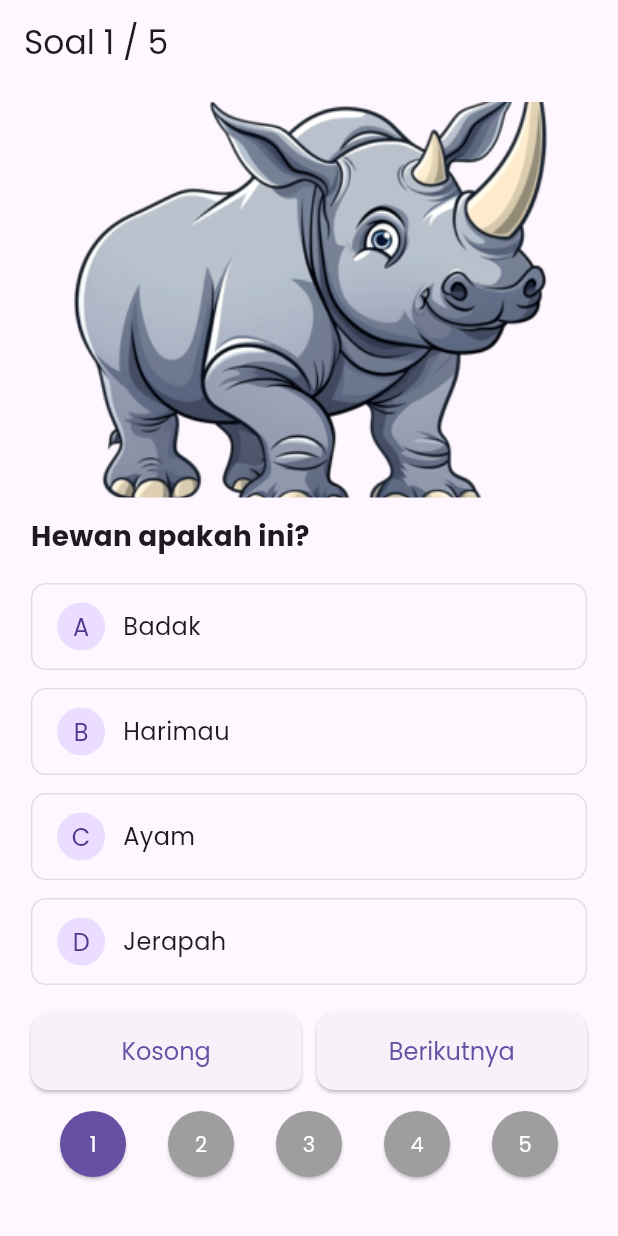
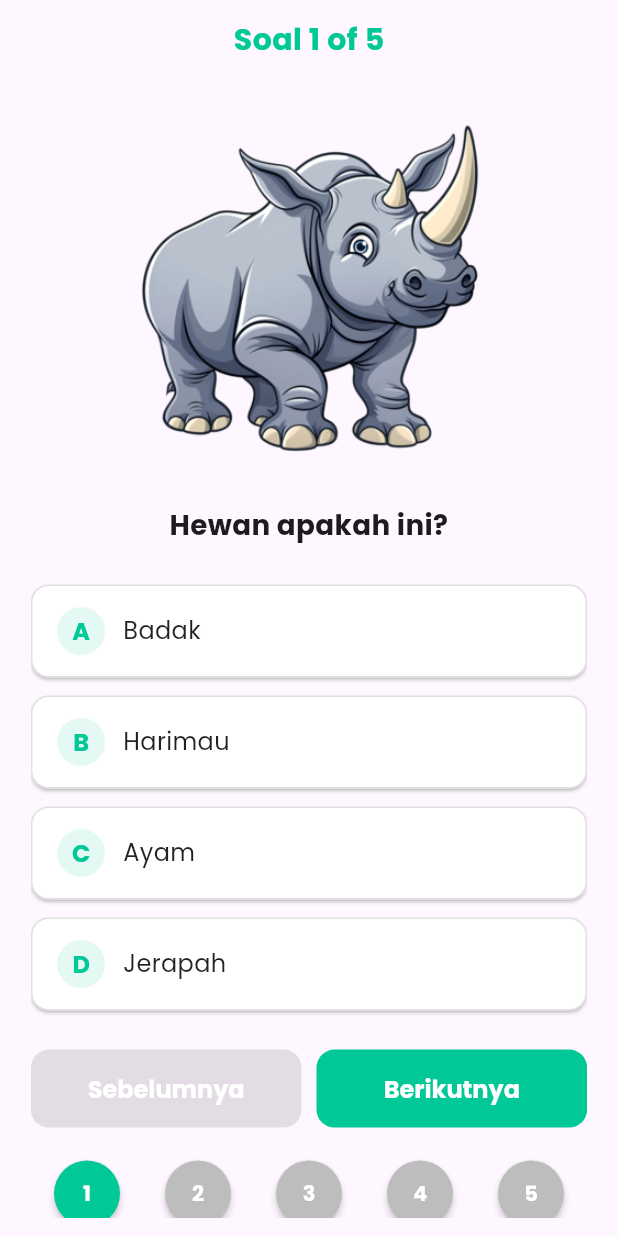
Before and after one commit to asyrafrzki/animal_quiz, a Flutter app: the QuizScreen screen opened by its route, on a phone screen of 412 x 824 dp. Run offline on Flutter 3.47's test engine with Material 3 defaults, Android fonts, the light colour scheme and no system bars.

Commit message:
style: perubahan design tampilan kuis dan pallete warna

```diff
--- a/lib/screens/quiz_screen.dart
+++ b/lib/screens/quiz_screen.dart
@@ -5,6 +5,9 @@ import '../widgets/question_card.dart';
 import '../widgets/option_tile.dart';
 import '../widgets/custom_button.dart';
 import 'result_screen.dart';
+
+const Color primaryColor = Color(0xFF00C897);
+const Color selectedOptionTextColor = Colors.white;
 
 class QuizScreen extends StatefulWidget {
   const QuizScreen({super.key});
@@ -19,66 +22,80 @@ class _QuizScreenState extends State<QuizScreen> {
     final prov = Provider.of<QuizProvider>(context);
     final questions = prov.questions;
     final q = questions[prov.currentIndex];
-    final selected = prov.selectedAnswers[q.id];
+    final selectedAnswerLetter = prov.selectedAnswers[q.id];
     final w = MediaQuery.of(context).size.width;
+    final bool isFirstQuestion = prov.currentIndex == 0;
+    final bool isLastQuestion = prov.currentIndex == prov.total - 1;
 
     return Scaffold(
       appBar: AppBar(
-        title: Text('Soal ${prov.currentIndex + 1} / ${prov.total}', style: const TextStyle(fontFamily: 'PoppinsCustom')),
         automaticallyImplyLeading: false,
+        toolbarHeight: 0,
       ),
       body: SafeArea(
         child: Padding(
           padding: EdgeInsets.symmetric(horizontal: w * 0.05, vertical: 12),
           child: Column(
             children: [
+              Center(
+                child: Padding(
+                  padding: const EdgeInsets.only(bottom: 20.0),
+                  child: Text(
+                    'Soal ${prov.currentIndex + 1} of ${prov.total}',
+                    style: const TextStyle(
+                      fontSize: 20,
+                      fontWeight: FontWeight.bold,
+                      color: primaryColor,
+                      fontFamily: 'PoppinsCustom',
+                    ),
+                  ),
+                ),
+              ),
               Expanded(
                 child: SingleChildScrollView(
                   child: Column(
                     children: [
                       QuestionCard(question: q, imageHeight: MediaQuery.of(context).size.height * 0.32),
-                      const SizedBox(height: 12),
-                      // options
+                      const SizedBox(height: 20),
                       for (int i = 0; i < q.options.length; i++)
                         OptionTile(
-                          letter: String.fromCharCode(97 + i), // a, b, c, d
+                          letter: String.fromCharCode(97 + i),
                           text: q.options[i],
-                          selected: selected == String.fromCharCode(97 + i),
+                          selected: selectedAnswerLetter == String.fromCharCode(97 + i),
                           onTap: () {
                             prov.selectAnswer(q.id, String.fromCharCode(97 + i));
                           },
                         ),
-                      const SizedBox(height: 12),
+                      const SizedBox(height: 20),
                       Row(
                         children: [
                           Expanded(
                             child: CustomButton(
-                              text: prov.currentIndex == 0 ? 'Kosong' : 'Sebelumnya',
-                              onPressed: prov.currentIndex == 0 ? () {} : prov.prevQuestion,
+                              text: 'Sebelumnya',
+                              onPressed: isFirstQuestion ? null : prov.prevQuestion,
                               expanded: true,
                             ),
                           ),
                           const SizedBox(width: 10),
                           Expanded(
                             child: CustomButton(
-                              text: prov.currentIndex == prov.total - 1 ? 'Selesai' : 'Berikutnya',
+                              text: isLastQuestion ? 'Selesai' : 'Berikutnya',
                               onPressed: () {
-                                if (prov.currentIndex == prov.total - 1) {
-                                  // go to result
+                                if (isLastQuestion) {
                                   Navigator.pushReplacement(context, MaterialPageRoute(builder: (_) => const ResultScreen()));
                                 } else {
                                   prov.nextQuestion();
                                 }
                               },
+                              expanded: true,
                             ),
                           ),
                         ],
                       ),
-                      const SizedBox(height: 12),
-                      // quick jump
+                      const SizedBox(height: 20),
                       Wrap(
-                        spacing: 8,
-                        runSpacing: 8,
+                        spacing: 10,
+                        runSpacing: 10,
                         children: List.generate(prov.total, (i) {
                           final isAnswered = prov.selectedAnswers[prov.questions[i].id] != null;
                           return ElevatedButton(
@@ -86,9 +103,15 @@ class _QuizScreenState extends State<QuizScreen> {
                             style: ElevatedButton.styleFrom(
                               shape: const CircleBorder(),
                               padding: const EdgeInsets.all(12),
-                              backgroundColor: prov.currentIndex == i ? Theme.of(context).colorScheme.primary : (isAnswered ? Colors.green : Colors.grey),
+                              backgroundColor: prov.currentIndex == i
+                                  ? primaryColor
+                                  : (isAnswered ? Colors.green.shade400 : Colors.grey.shade400),
+                              elevation: 2,
                             ),
-                            child: Text('${i + 1}', style: const TextStyle(color: Colors.white, fontFamily: 'PoppinsCustom')),
+                            child: Text(
+                              '${i + 1}',
+                              style: const TextStyle(color: Colors.white, fontWeight: FontWeight.bold, fontFamily: 'PoppinsCustom'),
+                            ),
                           );
                         }),
                       ),
--- a/lib/widgets/custom_button.dart
+++ b/lib/widgets/custom_button.dart
@@ -1,9 +1,14 @@
 import 'package:flutter/material.dart';
+
+const Color primaryColor = Color(0xFF00C897);
+const Color buttonDisabledColor = Colors.grey;
+const Color selectedOptionTextColor = Colors.white;
 
 class CustomButton extends StatelessWidget {
   final String text;
-  final VoidCallback onPressed;
+  final VoidCallback? onPressed;
   final bool expanded;
+
   const CustomButton({
     super.key,
     required this.text,
@@ -16,13 +21,21 @@ class CustomButton extends StatelessWidget {
     final btn = ElevatedButton(
       onPressed: onPressed,
       style: ElevatedButton.styleFrom(
+        backgroundColor: onPressed != null ? primaryColor : buttonDisabledColor,
         padding: const EdgeInsets.symmetric(vertical: 14, horizontal: 18),
         textStyle: const TextStyle(fontFamily: 'PoppinsCustom', fontSize: 16),
         shape: RoundedRectangleBorder(borderRadius: BorderRadius.circular(12)),
+        elevation: 0,
       ),
-      child: Text(text),
+      child: Text(
+        text,
+        style: const TextStyle(
+          color: selectedOptionTextColor,
+          fontWeight: FontWeight.w600,
+        ),
+      ),
     );
 
-    return expanded ? SizedBox(width: double.infinity, child: btn) : btn;
+    return expanded ? Expanded(child: btn) : btn;
   }
 }
--- a/lib/widgets/option_tile.dart
+++ b/lib/widgets/option_tile.dart
@@ -1,4 +1,7 @@
 import 'package:flutter/material.dart';
+
+const Color primaryColor = Color(0xFF00C897);
+const Color selectedOptionTextColor = Colors.white;
 
 class OptionTile extends StatelessWidget {
   final String letter;
@@ -17,34 +20,55 @@ class OptionTile extends StatelessWidget {
   @override
   Widget build(BuildContext context) {
     final w = MediaQuery.of(context).size.width;
-    return InkWell(
+
+    return Padding(
+      padding: const EdgeInsets.symmetric(vertical: 6.0),
+      child: Material(
+        color: selected ? primaryColor : Colors.white,
+        borderRadius: BorderRadius.circular(12),
+        elevation: selected ? 4 : 1,
+        child: InkWell(
           onTap: onTap,
+          borderRadius: BorderRadius.circular(12),
           child: Container(
-        padding: EdgeInsets.symmetric(vertical: 12, horizontal: w * 0.04),
-        margin: const EdgeInsets.symmetric(vertical: 6),
+            padding: EdgeInsets.symmetric(vertical: 14, horizontal: w * 0.04),
             decoration: BoxDecoration(
-          borderRadius: BorderRadius.circular(10),
+              borderRadius: BorderRadius.circular(12),
               border: Border.all(
-            color: selected ? Theme.of(context).colorScheme.primary : Colors.grey.shade300,
-            width: selected ? 2 : 1,
+                color: selected ? primaryColor : Colors.grey.shade300,
+                width: 1,
               ),
             ),
             child: Row(
               children: [
                 CircleAvatar(
                   radius: 16,
-              child: Text(letter.toUpperCase(), style: const TextStyle(fontFamily: 'PoppinsCustom')),
+                  backgroundColor: selected ? selectedOptionTextColor : primaryColor.withOpacity(0.1),
+                  child: Text(
+                    letter.toUpperCase(),
+                    style: TextStyle(
+                      fontFamily: 'PoppinsCustom',
+                      color: selected ? primaryColor : primaryColor,
+                      fontWeight: FontWeight.bold,
+                    ),
+                  ),
                 ),
                 const SizedBox(width: 12),
                 Expanded(
                   child: Text(
                     text,
-                style: const TextStyle(fontFamily: 'PoppinsCustom', fontSize: 16),
+                    style: TextStyle(
+                      fontFamily: 'PoppinsCustom',
+                      fontSize: 16,
+                      color: selected ? selectedOptionTextColor : Colors.black87,
+                    ),
                   ),
                 ),
               ],
             ),
           ),
+        ),
+      ),
     );
   }
 }
--- a/lib/widgets/question_card.dart
+++ b/lib/widgets/question_card.dart
@@ -11,16 +11,15 @@ class QuestionCard extends StatelessWidget {
   Widget build(BuildContext context) {
     final w = MediaQuery.of(context).size.width;
     return Column(
-      crossAxisAlignment: CrossAxisAlignment.stretch,
+      crossAxisAlignment: CrossAxisAlignment.center,
       children: [
-        // image
         SizedBox(
           height: imageHeight,
           child: ClipRRect(
             borderRadius: BorderRadius.circular(12),
             child: Image.asset(
               question.imageAsset,
-              fit: BoxFit.cover,
+              fit: BoxFit.contain,
               width: double.infinity,
             ),
           ),
@@ -28,6 +27,7 @@ class QuestionCard extends StatelessWidget {
         const SizedBox(height: 12),
         Text(
           question.question,
+          textAlign: TextAlign.center,
           style: TextStyle(fontFamily: 'PoppinsCustom', fontSize: w * 0.045, fontWeight: FontWeight.w600),
         ),
       ],
```
Lines whose indentation alone changed are shown as unchanged.
